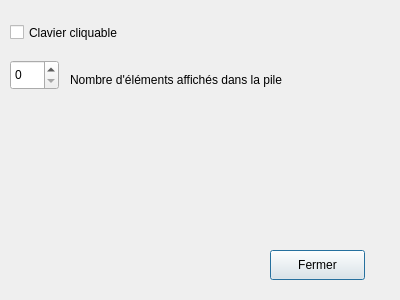
The window that CodeSource/GUI/param.ui (Clem225/LO21-Projet) describes before a commit, drawn with Qt 5.
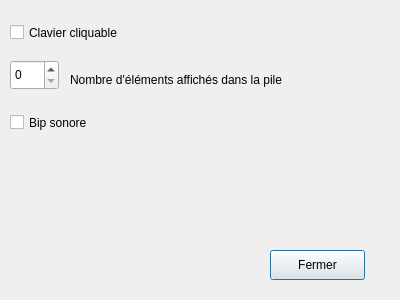
The same window after the commit.

```diff
--- a/CodeSource/GUI/param.ui
+++ b/CodeSource/GUI/param.ui
@@ -68,6 +68,22 @@
     <string>Fermer</string>
    </property>
   </widget>
+  <widget class="QCheckBox" name="bip">
+   <property name="geometry">
+    <rect>
+     <x>10</x>
+     <y>110</y>
+     <width>141</width>
+     <height>25</height>
+    </rect>
+   </property>
+   <property name="text">
+    <string>Bip sonore</string>
+   </property>
+   <property name="checked">
+    <bool>false</bool>
+   </property>
+  </widget>
  </widget>
  <resources/>
  <connections>
```
